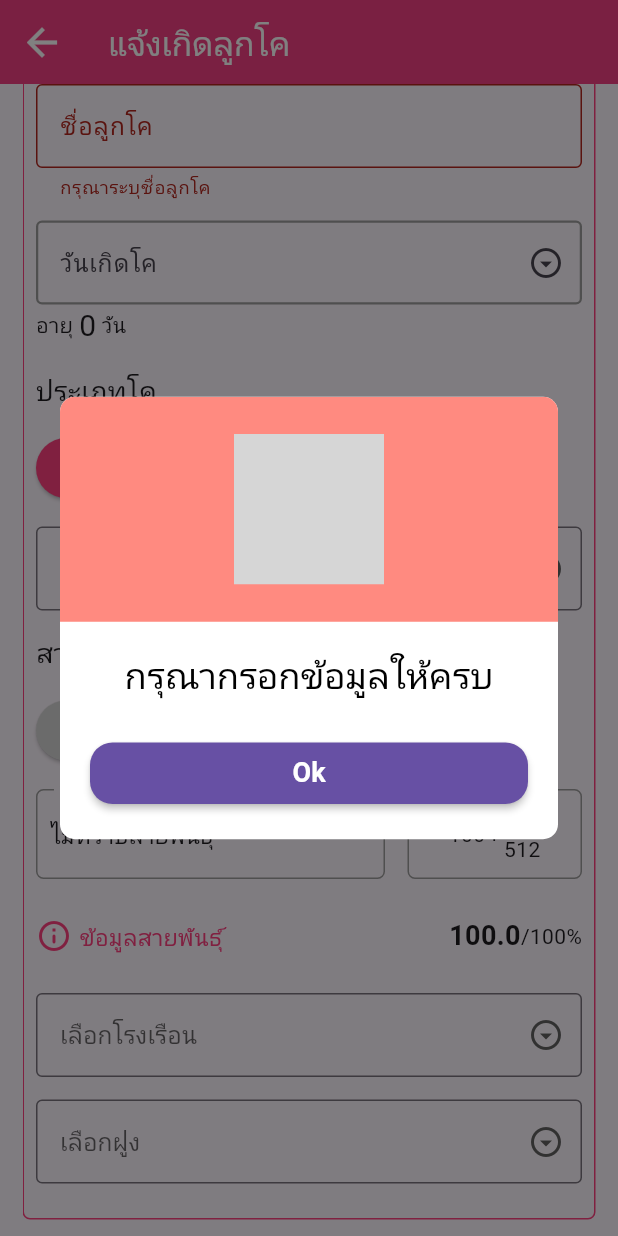
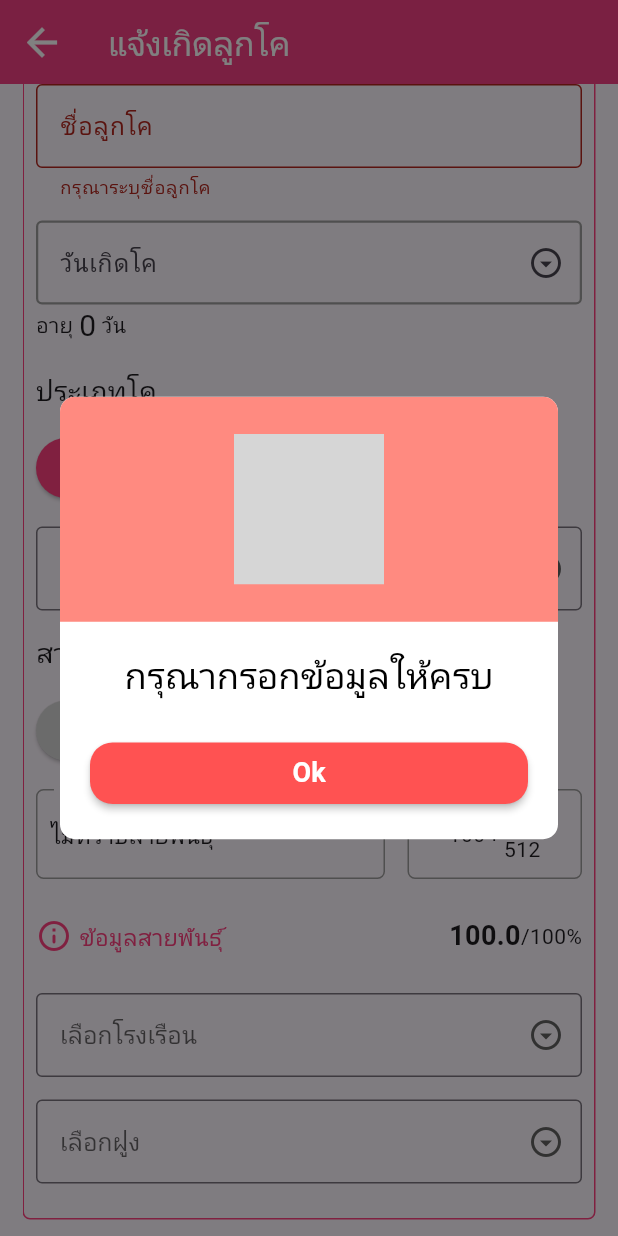
Before and after one commit to Dominic369/Getx_form_control, a Flutter app: the screen it shows after launch, scrolled down 708 dp, after a tap on "ถัดไป", on a phone screen of 412 x 824 dp. Run offline on Flutter 3.47's test engine with Material 3 defaults, Android fonts, the phone set to English and light mode, and no system bars; our stand-ins replace cool_alert, dotted_border, get, image_picker; grey boxes are pictures that could not be loaded.

Commit message:
Update - 3

```diff
--- a/lib/views/main_views.dart
+++ b/lib/views/main_views.dart
@@ -1367,6 +1367,7 @@ class Main_views extends StatelessWidget {
                           backgroundColor: Colors.greenAccent[100]!,
                           type: CoolAlertType.success,
                           title: 'บันทึกข้อมูลเรียบร้อย',
+                          confirmBtnColor: Colors.greenAccent,
                         );
                       } else {
                         CoolAlert.show(
@@ -1374,6 +1375,7 @@ class Main_views extends StatelessWidget {
                           backgroundColor: Colors.redAccent[100]!,
                           type: CoolAlertType.error,
                           title: 'กรุณากรอกข้อมูลให้ครบ',
+                          confirmBtnColor: Colors.redAccent,
                         );
                       }
                     },
```
